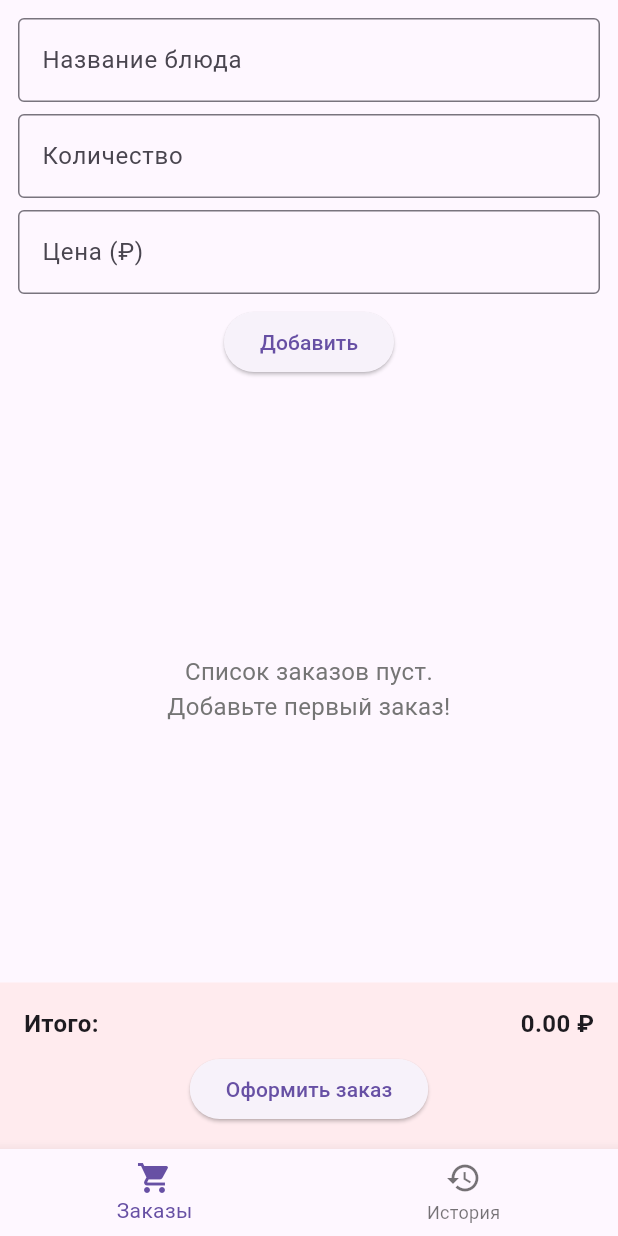
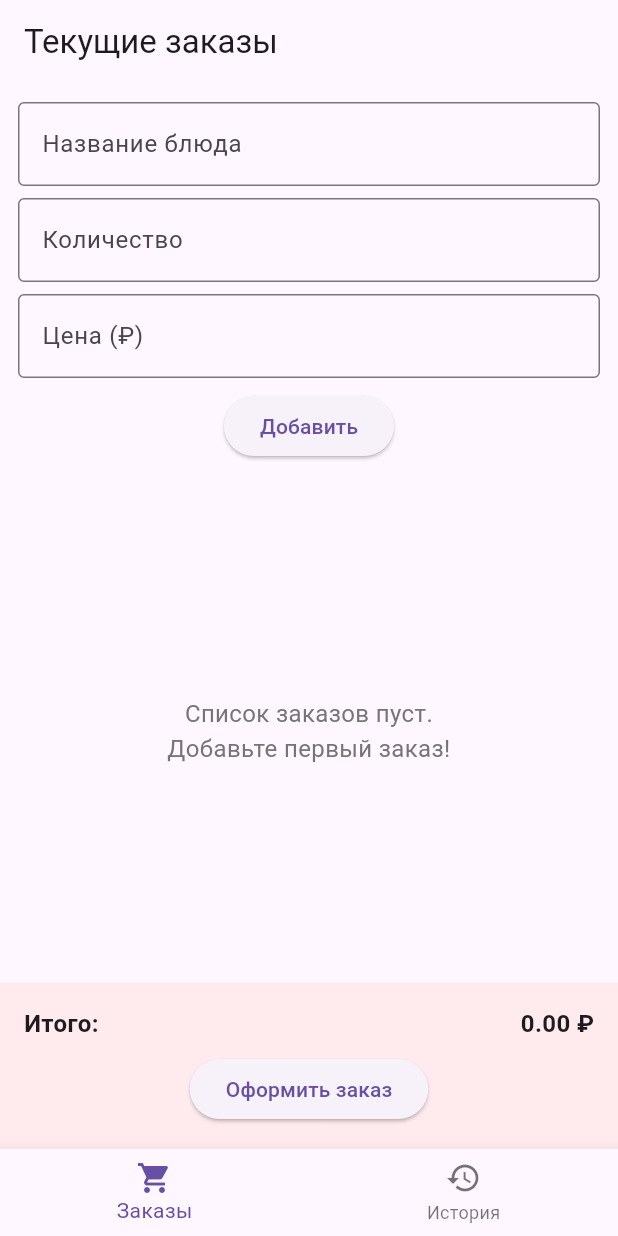
Before and after one commit to yatankek/prac5, a Flutter app: the screen it shows after launch, on a phone screen of 412 x 824 dp. Run offline on Flutter 3.47's test engine with Material 3 defaults, Android fonts, the phone set to English and light mode, and no system bars.

Commit message:
небольшие правки

```diff
--- a/lib/features/orders/presentation/screens/order_screen.dart
+++ b/lib/features/orders/presentation/screens/order_screen.dart
@@ -39,7 +39,11 @@ class _OrderScreenState extends State<OrderScreen> {
     final orders = widget.service.orders;
     final total = widget.service.getTotalSum();
 
-    return Column(
+    return Scaffold(
+      appBar: AppBar(
+        title: const Text("Текущие заказы"),
+      ),
+      body: Column(
         children: [
           OrderForm(onAdd: _addOrder),
           orders.isEmpty
@@ -47,6 +51,7 @@ class _OrderScreenState extends State<OrderScreen> {
               : OrderList(orders: orders, onRemove: _removeOrder),
           OrderSummary(total: total, onPay: _payOrder),
         ],
+      ),
     );
   }
 }
```
Lines whose indentation alone changed are shown as unchanged.
